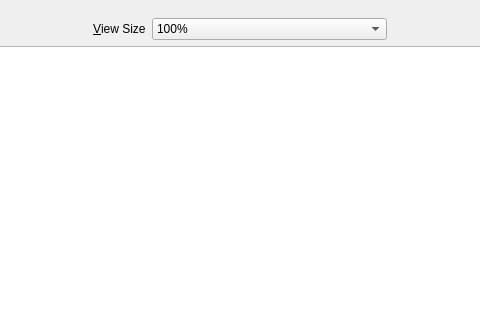
Qt form UI/biblioteq_photographview.ui (textbrowser/biblioteq) before a commit; both pictures show x 160 to 640 and y 0 to 320 of the 800 by 600 pixel window.
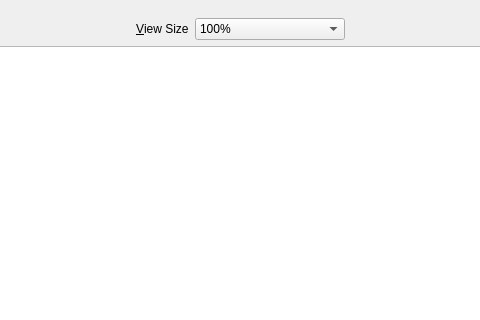
The same form after that commit. Icons and pictures are not drawn.

```diff
--- a/UI/biblioteq_photographview.ui
+++ b/UI/biblioteq_photographview.ui
@@ -49,15 +49,12 @@
          </item>
          <item>
           <widget class="QComboBox" name="view_size">
-           <property name="sizePolicy">
-            <sizepolicy hsizetype="Expanding" vsizetype="Fixed">
-             <horstretch>0</horstretch>
-             <verstretch>0</verstretch>
-            </sizepolicy>
-           </property>
            <property name="sizeAdjustPolicy">
             <enum>QComboBox::AdjustToContents</enum>
            </property>
+           <property name="minimumContentsLength">
+            <number>15</number>
+           </property>
            <item>
             <property name="text">
              <string>100%</string>
```
